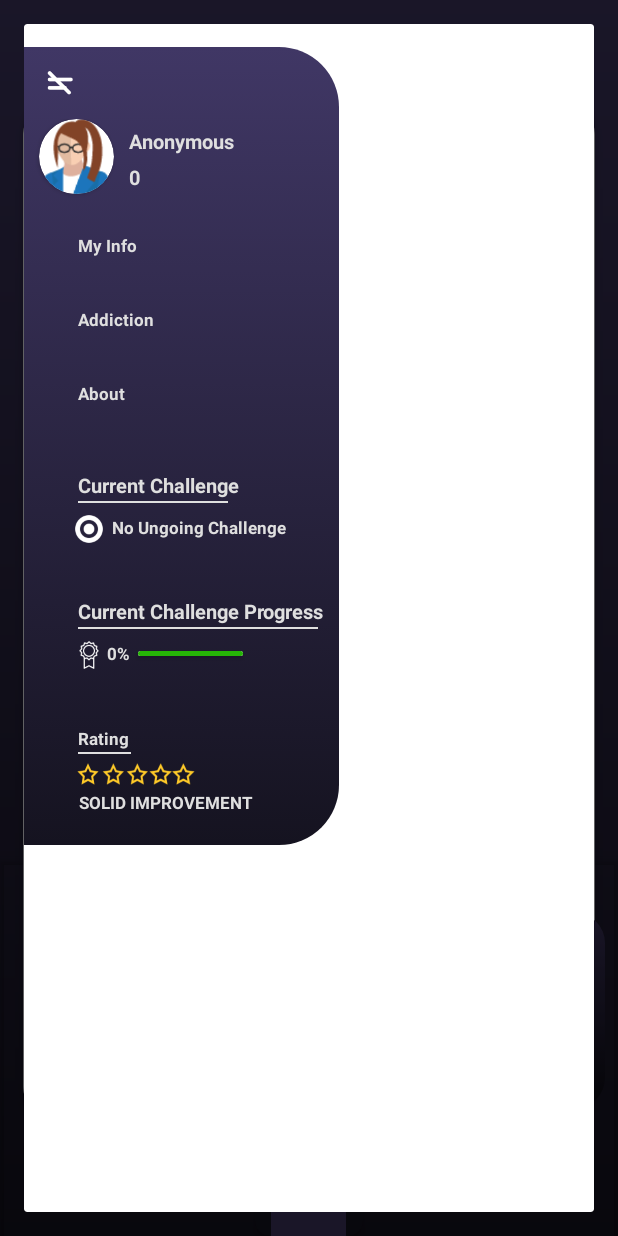
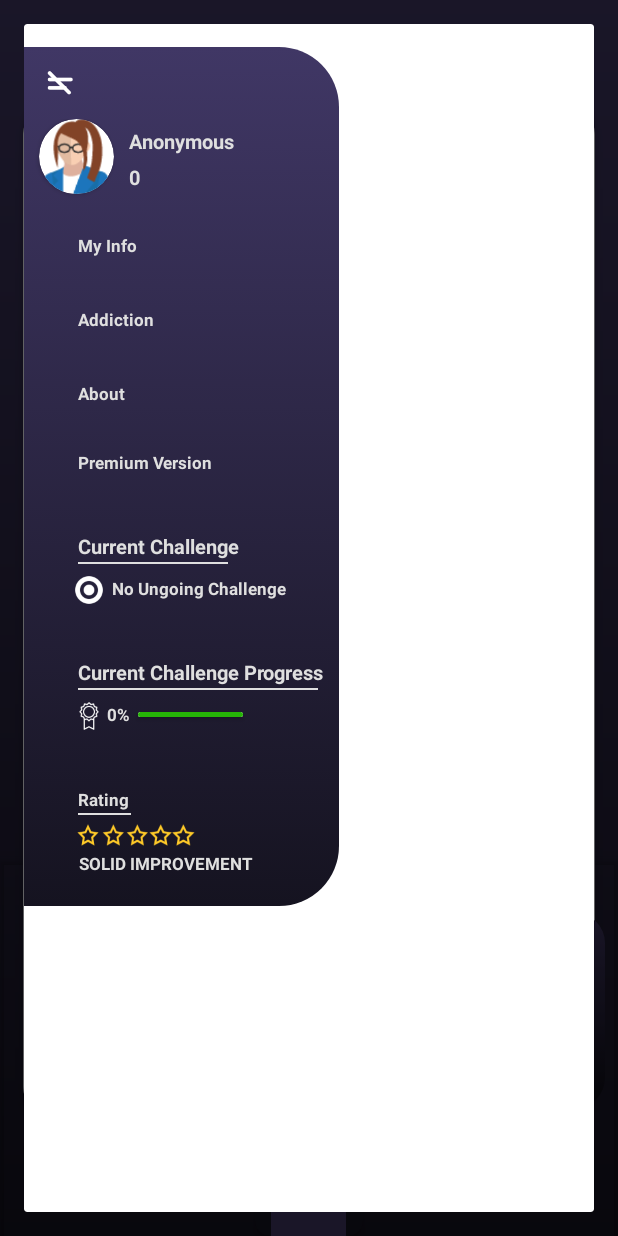
Before and after one commit to yemzybhin/GrowthCheckerAppFree, an Android app: the fragment Menu placed in its activity, on a phone screen of 412 x 824 dp. Run offline under Robolectric (Android 15) with nearby library versions, the phone set to English and light mode, and no system bars; our stand-ins replace AdMob; 4 statements that could not run were skipped.

Commit message:
First Commit

```diff
--- a/app/src/main/java/ade/yemi/growthchecker_free/PopUp_Fragments/Menu.kt
+++ b/app/src/main/java/ade/yemi/growthchecker_free/PopUp_Fragments/Menu.kt
@@ -12,6 +12,7 @@ import ade.yemi.growthchecker_free.R
 import ade.yemi.growthchecker_free.Utilities.*
 import ade.yemi.roomdatabseapp.Data.ChallengeViewModel
 import android.content.Intent
+import android.net.Uri
 import android.os.Handler
 import android.widget.*
 import androidx.cardview.widget.CardView
@@ -44,6 +45,7 @@ class Menu : DialogFragment(){
         var progresstext = view.findViewById<TextView>(R.id.menu_percent)
         var progressview = view.findViewById<View>(R.id.menu_percentshow)
         var baseview = view.findViewById<View>(R.id.baseprogressview)
+        var premiumapp = view.findViewById<CardView>(R.id.cd_premiumapp)
 
 
         var intent = Intent(requireContext(), Activity2::class.java)
@@ -146,10 +148,17 @@ class Menu : DialogFragment(){
                 dismiss()
             }, 0)
         }
+            premiumapp.setOnSingleClickListener {
+                premiumapp.clicking()
+                premiumapp.shortvibrate()
+                var playstorelink = "https://play.google.com/store/apps/details?id=ade.yemi.growthchecker"
+                val uriUri = Uri.parse(playstorelink)
+                val launchBrowser = Intent(Intent.ACTION_VIEW, uriUri)
+                view.context.startActivity(launchBrowser)
+            }
         cancel.setOnSingleClickListener {
             cancel.shortvibrate()
             dismiss() }
-
         }
         return view
     }
--- a/app/src/main/res/layout/fragment_menu.xml
+++ b/app/src/main/res/layout/fragment_menu.xml
@@ -150,6 +150,26 @@
                 android:layout_marginRight="0dp"
                 android:layout_marginBottom="20dp"
                 android:text="About"
+                android:textColor="@color/MenuItem"
+                android:textSize="11sp"
+                android:textStyle="bold"></TextView>
+        </androidx.cardview.widget.CardView>
+        <androidx.cardview.widget.CardView
+            android:id="@+id/cd_premiumapp"
+            android:layout_width="match_parent"
+            android:layout_height="wrap_content"
+            android:layout_marginLeft="26dp"
+            android:backgroundTint="#00F5F6FC"
+            app:cardElevation="0dp">
+
+            <TextView
+                android:layout_width="match_parent"
+                android:layout_height="wrap_content"
+                android:layout_marginLeft="10dp"
+                android:layout_marginTop="5dp"
+                android:layout_marginRight="0dp"
+                android:layout_marginBottom="20dp"
+                android:text="Premium Version"
                 android:textColor="@color/MenuItem"
                 android:textSize="11sp"
                 android:textStyle="bold"></TextView>
```
